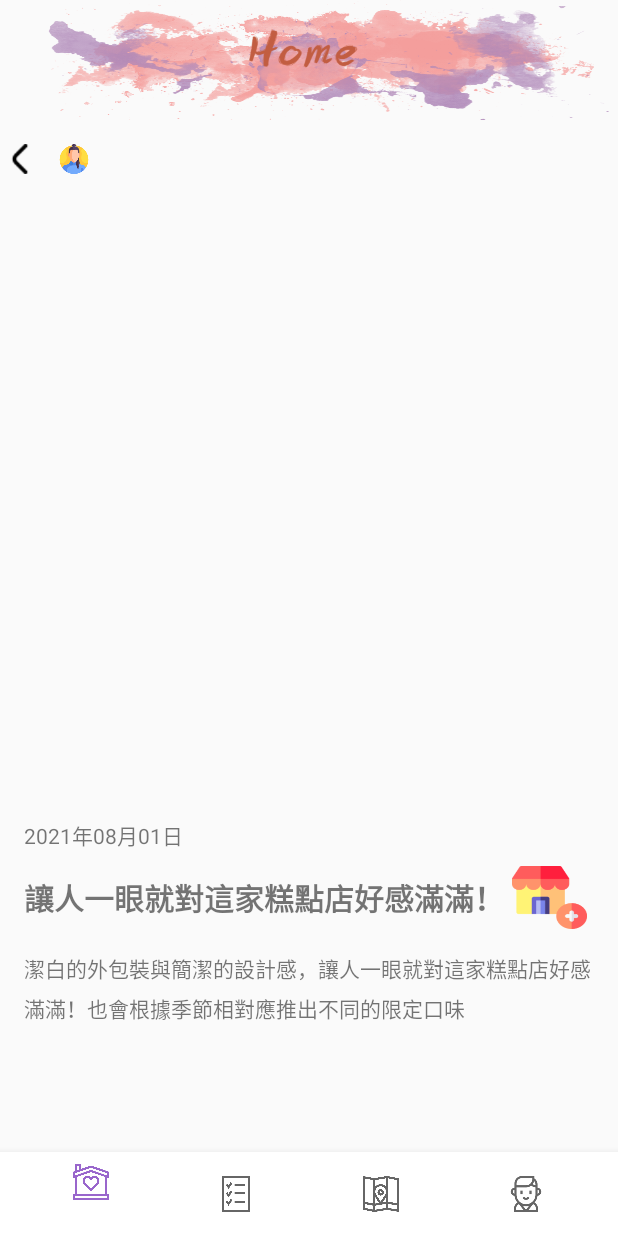
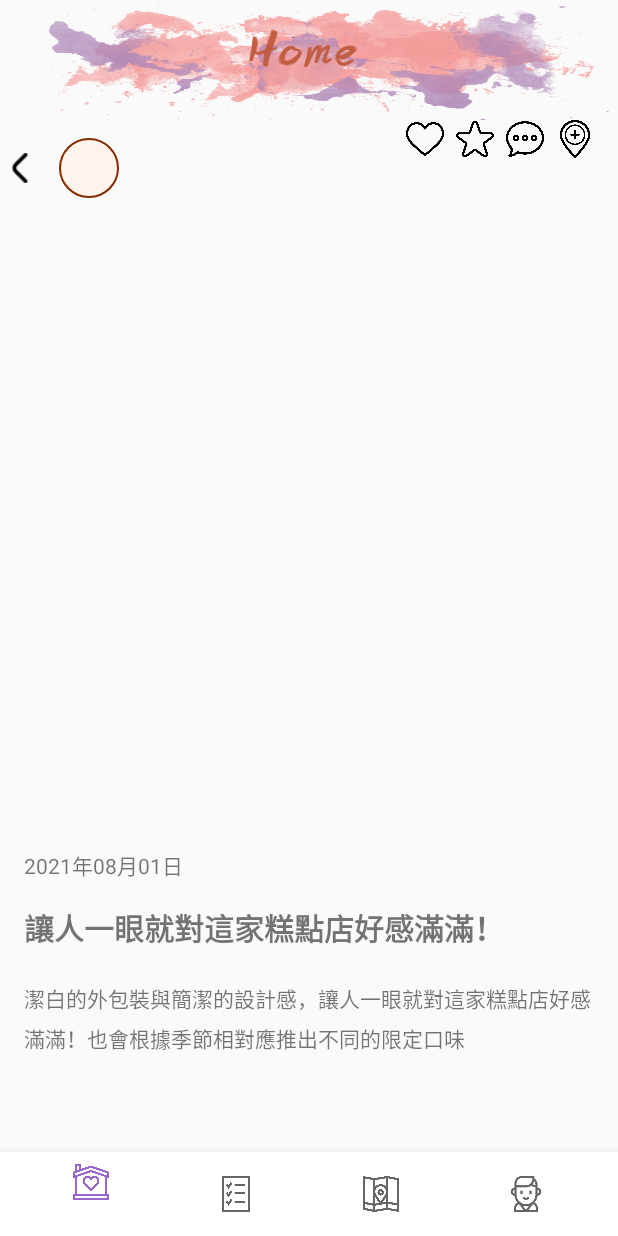
Before and after one commit to xJessyx/FoodMap, an Android app: the fragment DetailFragment placed in its activity, on a phone screen of 412 x 824 dp. Run offline under Robolectric (Android 15) with nearby library versions, the phone set to English and light mode, and no system bars; our stand-ins replace Firebase (no records; nobody signed in at launch, a user with empty details on screens opened directly), Volley, data binding; pictures from the network do not load; 1 statement that could not run was skipped.

Commit message:
finish  first edition article UI

```diff
--- a/app/src/main/java/com/jessy/foodmap/data/Article.kt
+++ b/app/src/main/java/com/jessy/foodmap/data/Article.kt
@@ -6,9 +6,9 @@ import kotlinx.parcelize.Parcelize
 
 @Parcelize
 data class Article (
-    var id:String,
-    var image: String,
-    var author:String,
-    var authorImage:String,
-    var totalLike:Int
+    var id:String ="",
+    var image: String ="",
+    var author:String = "",
+    var authorImage:String = "",
+    var totalLike:Int = 0
 ): Parcelable
--- a/app/src/main/java/com/jessy/foodmap/detail/DetailFragment.kt
+++ b/app/src/main/java/com/jessy/foodmap/detail/DetailFragment.kt
@@ -6,12 +6,17 @@ import android.view.LayoutInflater
 import android.view.View
 import android.view.ViewGroup
 import androidx.databinding.DataBindingUtil
+import androidx.lifecycle.ViewModelProvider
 import androidx.navigation.fragment.findNavController
+import com.google.android.ads.mediationtestsuite.viewmodels.HomeActivityViewModel
 import com.jessy.foodmap.R
 import com.jessy.foodmap.databinding.FragmentDetailBinding
+import com.jessy.foodmap.itinerary.ItineraryDetailViewModel
 
 class DetailFragment : Fragment() {
-
+//    private val viewModel: DetailViewModel by lazy {
+//        ViewModelProvider(this).get(DetailViewModel::class.java)
+//    }
     override fun onCreateView(
         inflater: LayoutInflater, container: ViewGroup?,
         savedInstanceState: Bundle?,
@@ -19,17 +24,26 @@ class DetailFragment : Fragment() {
         val binding: FragmentDetailBinding = DataBindingUtil.inflate(
             inflater, R.layout.fragment_detail, container, false)
 
-        val article = DetailFragmentArgs.fromBundle(requireArguments()).articleKey
-        var viewModel = DetailViewModel(article)
-        viewModel.article.value?.let { binding.detailImg.setImageResource(it.image) }
+      val articleKey = DetailFragmentArgs.fromBundle(requireArguments()).articleKey
+       var viewModel = DetailViewModel(articleKey)
+//        viewModel.article.value?.let { binding.detailImg.setImageResource(it.image) }
+            //viewModel.article.value = binding.detailImg(articleKey.image)
+//        viewModel.author = articleKey.author
+//        viewModel.authorImage= articleKey.authorImage
+//        viewModel.image =articleKey.image
+    binding.viewModel = viewModel
 
+
+//
+//        binding.detailTvAuthorName.text = articleKey.author
+//       binding.detailImg.imageurl = articleKey.authorImage.toString()
+//       binding.detailImgPerson.
 
 
         binding.detailBtBack.setOnClickListener {
             this.findNavController().navigateUp()
         }
 
-        binding.viewModel = viewModel
 
         return binding.root
     }
--- a/app/src/main/java/com/jessy/foodmap/detail/DetailViewModel.kt
+++ b/app/src/main/java/com/jessy/foodmap/detail/DetailViewModel.kt
@@ -5,11 +5,14 @@ import androidx.lifecycle.MutableLiveData
 import androidx.lifecycle.ViewModel
 import com.jessy.foodmap.data.Article
 
-class DetailViewModel(private val arguments:Article) : ViewModel(){
+class DetailViewModel(private val articleKey: Article): ViewModel(){
     private val _article = MutableLiveData<Article>().apply {
-        value = arguments
+        value = articleKey
     }
     val article: LiveData<Article>
         get() = _article
+//    var author :String =""
+//    var image :String = ""
+//    var authorImage :String= ""
 
 }
--- a/app/src/main/java/com/jessy/foodmap/home/HomeAdapter.kt
+++ b/app/src/main/java/com/jessy/foodmap/home/HomeAdapter.kt
@@ -29,8 +29,8 @@ class HomeAdapter(val onClickListener: OnClickListener): ListAdapter<Article,
     class HomeViewHolder private constructor(var binding:ItemHomeArticleBinding ) :
         RecyclerView.ViewHolder(binding.root) {
 
-        fun bind(articleData: Article) {
-          binding.article = articleData
+        fun bind(article: Article) {
+          binding.article = article
             binding.executePendingBindings()
 
         }
--- a/app/src/main/java/com/jessy/foodmap/home/HomeFragment.kt
+++ b/app/src/main/java/com/jessy/foodmap/home/HomeFragment.kt
@@ -14,6 +14,7 @@ import com.jessy.foodmap.MainActivity
 import com.jessy.foodmap.NavigationDirections
 import com.jessy.foodmap.R
 import com.jessy.foodmap.databinding.FragmentHomeBinding
+import com.jessy.foodmap.itinerary.paging.RecommendPagingAdapter
 
 class homeFragment : Fragment() {
     private val viewModel: HomeViewModel by lazy {
@@ -30,15 +31,18 @@ class homeFragment : Fragment() {
         var manager = StaggeredGridLayoutManager(2, StaggeredGridLayoutManager.VERTICAL)
         binding.homeRecyclerView.layoutManager = manager  //佈局管理
         manager.setAutoMeasureEnabled(true)
-        val adapter = HomeAdapter(HomeAdapter.OnClickListener {
+        binding.homeRecyclerView.adapter = HomeAdapter(HomeAdapter.OnClickListener {
             viewModel.navigateToDetail(it)
         })
-        binding.homeRecyclerView.adapter = adapter
         binding.lifecycleOwner = viewLifecycleOwner
         binding.viewModel = viewModel
+        viewModel.getFireBaseArticle()
 
+        viewModel.getAllArticlesLiveData.observe(viewLifecycleOwner){
+            (binding.homeRecyclerView.adapter as HomeAdapter).submitList(it)
+            Log.v("it","$it")
 
-        adapter.submitList(viewModel.dataList)
+        }
 
         viewModel.navigateToDetail.observe(
             viewLifecycleOwner,
--- a/app/src/main/java/com/jessy/foodmap/home/HomeViewModel.kt
+++ b/app/src/main/java/com/jessy/foodmap/home/HomeViewModel.kt
@@ -1,15 +1,21 @@
 package com.jessy.foodmap.home
 
+import android.content.ContentValues
 import android.util.Log
 import androidx.lifecycle.LiveData
 import androidx.lifecycle.MutableLiveData
 import androidx.lifecycle.ViewModel
+import com.google.firebase.firestore.Query
+import com.google.firebase.firestore.ktx.firestore
+import com.google.firebase.ktx.Firebase
 import com.jessy.foodmap.R
 import com.jessy.foodmap.data.Article
+import com.jessy.foodmap.data.Journey
 
 class HomeViewModel : ViewModel(){
 
     val dataList = mutableListOf<Article>()
+    val db = Firebase.firestore
 
 
     // Handle navigation to detail
@@ -17,29 +23,34 @@ class HomeViewModel : ViewModel(){
 
     val navigateToDetail: LiveData<Article>
         get() = _navigateToDetail
+    var articleId = db.collection("articles").document().id
 
-    //---------------------------------------------------------------------------------------
-//
-//    init {
-//
-//        addData()
-//    }
+    var getAllArticles = mutableListOf<Article>()
+    val _getAllArticlesLiveData = MutableLiveData<List<Article>>()
+    val getAllArticlesLiveData: LiveData<List<Article>>
+        get() = _getAllArticlesLiveData
 
-    //---------------------------------------------------------------------------------------
-//    fun addData(){
-//        val item1 = Article(R.drawable.cake,"天天","5212")
-//        val item2 = Article(R.drawable.cake_pops,"彎彎","234")
-//        val item3 = Article(R.drawable.churros,"略綠","33")
-//        val item4 = Article(R.drawable.cookies,"ㄏ黑","3432")
-//        val item5 = Article(R.drawable.cupcakes,"嘶嘶嘶","5555")
-//        val item6 = Article(R.drawable.macarons,"天已","5216662")
-//        dataList.add(item1)
-//        dataList.add(item2)
-//        dataList.add(item3)
-//        dataList.add(item4)
-//        dataList.add(item5)
-//        dataList.add(item6)
-//    }
+   fun getFireBaseArticle(){
+        db.collection("articles")
+            .get()
+            .addOnSuccessListener { result ->
+                for (document in result) {
+                    Log.d(ContentValues.TAG, "${document.id} => ${document.data}")
+                    val data = document.toObject(Article::class.java)
+                    getAllArticles.add(data)
+                }
+                _getAllArticlesLiveData.value = getAllArticles
+
+            }
+            .addOnFailureListener { exception ->
+                Log.d(ContentValues.TAG, "Error getting documents: ", exception)
+            }
+    }
+
+
+
+
+
 
     fun navigateToDetail(article: Article) {
         _navigateToDetail.value = article
--- a/app/src/main/java/com/jessy/foodmap/itinerary/paging/RecommendPagingFragment.kt
+++ b/app/src/main/java/com/jessy/foodmap/itinerary/paging/RecommendPagingFragment.kt
@@ -40,7 +40,6 @@ class RecommendPagingFragment : Fragment() {
         viewModel.getAllJourneyLiveData.observe(viewLifecycleOwner){
 
             (binding.recommendRecyclerView.adapter as RecommendPagingAdapter).submitList(it)
-            Log.v("it","$it")
 
         }
 
--- a/app/src/main/res/layout/fragment_detail.xml
+++ b/app/src/main/res/layout/fragment_detail.xml
@@ -7,10 +7,16 @@
         <variable
             name="viewModel"
             type="com.jessy.foodmap.detail.DetailViewModel" />
+        <variable
+            name="article"
+            type="com.jessy.foodmap.data.Article" />
     </data>
+
     <ScrollView
-    android:layout_width="match_parent"
-    android:layout_height="wrap_content">
+        android:layout_width="match_parent"
+        android:layout_height="wrap_content"
+        tools:layout_editor_absoluteX="0dp"
+        tools:layout_editor_absoluteY="0dp">
 
         <androidx.constraintlayout.widget.ConstraintLayout
 
@@ -22,9 +28,10 @@
                 android:id="@+id/detail_img"
                 android:layout_width="match_parent"
                 android:layout_height="400dp"
-                android:layout_marginTop="50dp"
+                android:layout_marginTop="70dp"
                 android:layout_marginBottom="8dp"
                 android:scaleType="centerCrop"
+                app:imageUrl="@{viewModel.article.image}"
                 app:layout_constraintEnd_toEndOf="parent"
                 app:layout_constraintStart_toStartOf="parent"
                 app:layout_constraintTop_toTopOf="parent" />
@@ -33,8 +40,8 @@
                 android:id="@+id/detail_tv_date"
                 android:layout_width="wrap_content"
                 android:layout_height="wrap_content"
+                android:layout_marginTop="16dp"
                 android:text="2021年08月01日 "
-                android:layout_marginTop="16dp"
                 app:layout_constraintStart_toStartOf="@+id/detail_title"
                 app:layout_constraintTop_toBottomOf="@+id/detail_img" />
 
@@ -58,9 +65,9 @@
                 android:layout_marginLeft="16dp"
                 android:layout_marginTop="22dp"
                 android:layout_marginRight="16dp"
+                android:layout_marginBottom="50dp"
                 android:ellipsize="end"
                 android:lineSpacingExtra="6dp"
-                android:layout_marginBottom="50dp"
                 android:lineSpacingMultiplier="1.0"
                 android:text="潔白的外包裝與簡潔的設計感，讓人一眼就對這家糕點店好感滿滿！也會根據季節相對應推出不同的限定口味"
                 app:layout_constraintBottom_toBottomOf="parent"
@@ -73,21 +80,24 @@
                 android:id="@+id/detail_tv_authorName"
                 android:layout_width="wrap_content"
                 android:layout_height="wrap_content"
+                android:layout_marginLeft="8dp"
                 android:text="@{viewModel.article.author}"
                 android:textSize="20sp"
                 android:textStyle="bold"
-                android:layout_marginLeft="8dp"
                 app:layout_constraintBottom_toBottomOf="@+id/detail_img_person"
                 app:layout_constraintStart_toEndOf="@+id/detail_img_person"
-                app:layout_constraintTop_toTopOf="@+id/detail_img_person" />
+                app:layout_constraintTop_toTopOf="@+id/detail_img_person"
+                tools:text="天天" />
 
 
             <ImageView
                 android:id="@+id/detail_img_person"
+                android:layout_width="40dp"
+                android:layout_height="40dp"
                 android:layout_marginLeft="16dp"
-                android:layout_width="20dp"
-                android:layout_height="20dp"
-                android:src="@drawable/person"
+                android:background="@drawable/shape_round"
+                android:scaleType="centerCrop"
+                app:imageUrl="@{viewModel.article.authorImage}"
                 app:layout_constraintBottom_toBottomOf="@+id/detail_bt_back"
                 app:layout_constraintStart_toEndOf="@+id/detail_bt_back"
                 app:layout_constraintTop_toTopOf="@+id/detail_bt_back" />
@@ -97,26 +107,56 @@
                 android:layout_width="20dp"
                 android:layout_height="20dp"
                 android:layout_marginStart="3dp"
-                android:layout_marginTop="16dp"
+                android:layout_marginTop="8dp"
                 android:layout_marginBottom="14dp"
                 android:background="@drawable/back"
                 app:layout_constraintBottom_toTopOf="@+id/detail_img"
                 app:layout_constraintStart_toStartOf="parent"
-                app:layout_constraintTop_toTopOf="parent"
-                app:layout_constraintVertical_bias="1.0" />
+                app:layout_constraintTop_toTopOf="parent" />
 
             <Button
-                android:id="@+id/addStore"
-                android:layout_width="50dp"
-                android:layout_height="42dp"
+                android:id="@+id/detail_addStore"
+                android:layout_width="25dp"
+                android:layout_height="25dp"
                 android:layout_marginEnd="16dp"
-                android:layout_marginLeft="6dp"
-                android:background="@drawable/addstore"
-                app:layout_constraintBottom_toBottomOf="@+id/detail_title"
+                android:textColor="@color/black"
+                android:background="@drawable/add_pointer"
                 app:layout_constraintEnd_toEndOf="parent"
-                app:layout_constraintStart_toEndOf="@+id/detail_title"
-                app:layout_constraintTop_toTopOf="@+id/detail_title" />
+                tools:layout_editor_absoluteY="483dp" />
+
+            <Button
+                android:id="@+id/detail_like"
+                android:layout_width="25dp"
+                android:layout_height="25dp"
+                android:layout_marginEnd="8dp"
+                android:textColor="@color/black"
+                android:background="@drawable/heart_like"
+                app:layout_constraintBottom_toBottomOf="@+id/detail_collect"
+                app:layout_constraintEnd_toStartOf="@+id/detail_collect"
+                app:layout_constraintTop_toTopOf="@+id/detail_collect" />
+
+            <Button
+                android:id="@+id/detail_collect"
+                android:layout_width="25dp"
+                android:layout_height="25dp"
+                android:layout_marginEnd="8dp"
+                android:background="@drawable/star"
+                android:textColor="@color/black"
+                app:layout_constraintBottom_toBottomOf="@+id/detail_chat"
+                app:layout_constraintEnd_toStartOf="@+id/detail_chat"
+                app:layout_constraintTop_toTopOf="@+id/detail_chat" />
+
+            <Button
+                android:id="@+id/detail_chat"
+                android:layout_width="25dp"
+                android:layout_height="25dp"
+                android:layout_marginEnd="8dp"
+                android:textColor="@color/black"
+                android:background="@drawable/chat"
+                app:layout_constraintBottom_toBottomOf="@+id/detail_addStore"
+                app:layout_constraintEnd_toStartOf="@+id/detail_addStore"
+                app:layout_constraintTop_toTopOf="@+id/detail_addStore" />
 
         </androidx.constraintlayout.widget.ConstraintLayout>
-</ScrollView>
+    </ScrollView>
 </layout>
--- a/app/src/main/res/layout/fragment_home.xml
+++ b/app/src/main/res/layout/fragment_home.xml
@@ -24,6 +24,18 @@
         app:layout_constraintStart_toStartOf="parent"
         app:layout_constraintTop_toTopOf="parent" />
 
+    <com.google.android.material.floatingactionbutton.FloatingActionButton
+        android:id="@+id/itineraryDetail_fabBtn"
+        android:layout_width="wrap_content"
+        android:layout_height="wrap_content"
+        android:layout_gravity="end|bottom"
+        android:layout_marginEnd="16dp"
+        android:layout_marginBottom="16dp"
+        android:backgroundTint="#ECECFF"
+        android:contentDescription="submit"
+        android:src="@drawable/add2"
+        app:layout_constraintBottom_toBottomOf="parent"
+        app:layout_constraintEnd_toEndOf="parent"></com.google.android.material.floatingactionbutton.FloatingActionButton>
 
 </androidx.constraintlayout.widget.ConstraintLayout>
 </layout>
--- a/app/src/main/res/layout/item_home_article.xml
+++ b/app/src/main/res/layout/item_home_article.xml
@@ -32,6 +32,7 @@
         android:layout_width="25dp"
         android:layout_height="25dp"
         android:layout_marginLeft="8dp"
+        android:scaleType="centerCrop"
         android:background="@drawable/shape_round"
         app:imageUrl="@{article.authorImage}"
         app:layout_constraintBottom_toBottomOf="parent"
```
Also changed, not shown: app/src/main/res/drawable/add_pointer.png (added), app/src/main/res/drawable/chat.png (added), app/src/main/res/drawable/heart_like.png (added), app/src/main/res/drawable/like.gif (added), app/src/main/res/drawable/star.png (added).
